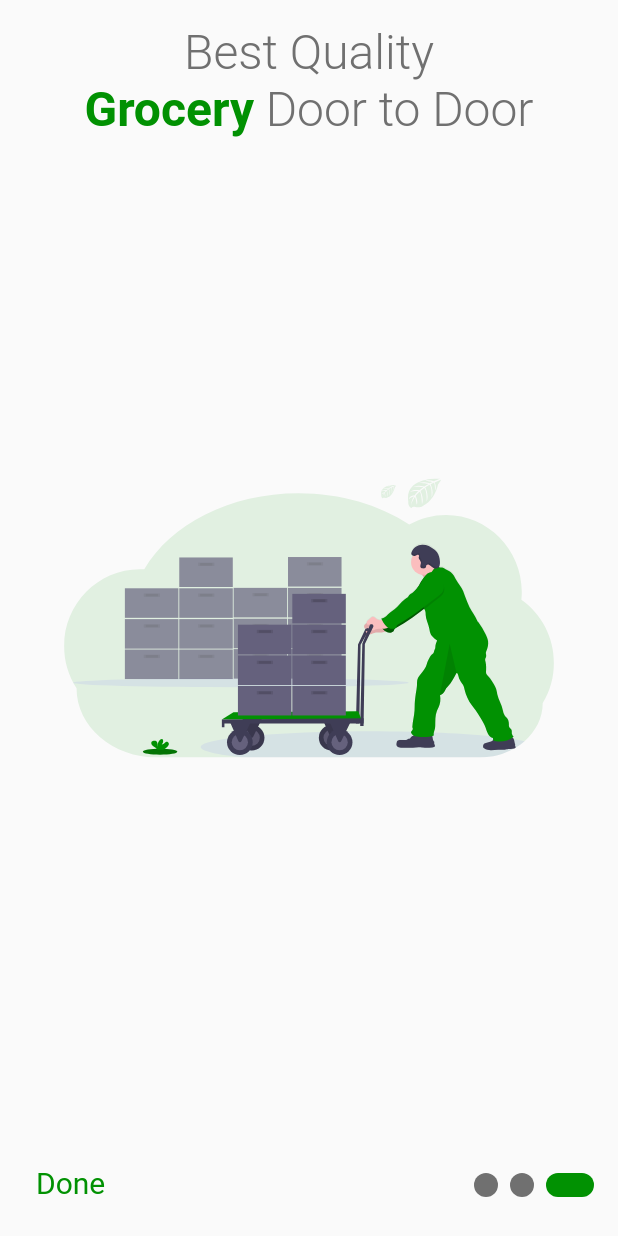
After one commit to SHAJED99/ubazar, a Flutter app: the screen it shows after launch, swiped to page 3, on a phone screen of 412 x 824 dp. The commit adds this screen. Run offline on Flutter 3.47's test engine with Material 2 defaults, Android fonts, the phone set to English and light mode, and no system bars; drawn by our look-alikes of smooth_page_indicator; our stand-ins replace flutter_svg, fluttertoast, get.

Commit message:
welcome screen done

```diff
--- a/lib/main.dart
+++ b/lib/main.dart
@@ -2,8 +2,7 @@ import 'package:flutter/gestures.dart';
 import 'package:flutter/material.dart';
 import 'package:get/get.dart';
 import 'package:ubazar/src/models/app_models/app_constants.dart';
-import 'package:ubazar/src/views/splash_screen.dart';
-import 'package:ubazar/src/views/welcome_screens/welcome_screens_wrapper.dart';
+import 'package:ubazar/src/views/screens/welcome_screens/welcome_screens_wrapper.dart';
 
 void main(List<String> args) {
   runApp(const MyApp());
--- a/lib/src/models/app_models/app_constants.dart
+++ b/lib/src/models/app_models/app_constants.dart
@@ -21,19 +21,19 @@ const MaterialColor defaultPrimarySwatch = MaterialColor(
 );
 const Color defaultBlackColor = Color(0xFF000000);
 const Color defaultWhiteColor = Color(0xFFFAFAFA);
-const Color defaultGreyColor = Color(0xFF757373);
+const Color defaultGreyColor = Color(0xFF707070);
 const Color defaultErrorColor = Colors.redAccent;
 
 // // Duration
-// const defaultSplashScreenWaitingTime = 3;
+const defaultSplashScreenWaitingTime = 3;
 // const defaultOtpResend = 120;
-// const defaultDuration = 150;
+const defaultDuration = 150;
 
 // const int otpLength = 4;
 
 // Box Size
 const double defaultPadding = 16;
-const double defaultMaxWidth = 375;
+const double defaultMaxWidth = 400;
 const double defaultNavBarHeight = 16 * 3.5;
 const double defaultBoxHeight = 16 * 3;
 const double defaultCarouselHeight = 16 * 11;
@@ -55,26 +55,26 @@ const double defaultCarouselHeight = 16 * 11;
 // ];
 
 // // Text
-// const TextStyle defaultSubtitle1 = TextStyle(
-//   fontSize: 12,
-//   fontWeight: FontWeight.w700,
-//   color: defaultGreyColor,
-// );
-// const TextStyle defaultSubtitle2 = TextStyle(
-//   fontSize: 10,
-//   fontWeight: FontWeight.w700,
-//   color: defaultGreyColor,
-//   height: 1,
-// );
-// const TextStyle defaultCarouselTitle = TextStyle(
-//   fontSize: 22,
-//   fontWeight: FontWeight.bold,
-//   color: defaultWhiteColor,
-//   height: 1,
-// );
-// const TextStyle buttonText1 = TextStyle(
-//   fontSize: 16,
-//   height: 1,
-//   fontWeight: FontWeight.bold,
-//   color: defaultWhiteColor,
-// );
+const TextStyle defaultSubtitle1 = TextStyle(
+  fontSize: 32,
+  fontWeight: FontWeight.w300,
+  color: defaultGreyColor,
+);
+const TextStyle defaultSubtitle2 = TextStyle(
+  fontSize: 20,
+  fontWeight: FontWeight.normal,
+  color: defaultGreyColor,
+);
+
+const TextStyle defaultCarouselTitle = TextStyle(
+  fontSize: 22,
+  fontWeight: FontWeight.bold,
+  color: defaultWhiteColor,
+  height: 1,
+);
+const TextStyle buttonText1 = TextStyle(
+  fontSize: 16,
+  height: 1,
+  fontWeight: FontWeight.bold,
+  color: defaultWhiteColor,
+);
--- /dev/null
+++ b/lib/src/views/screens/welcome_screens/welcome_screens_wrapper.dart
@@ -0,0 +1,90 @@
+import 'package:flutter/material.dart';
+import 'package:smooth_page_indicator/smooth_page_indicator.dart';
+import 'package:ubazar/src/models/app_models/app_constants.dart';
+import 'package:ubazar/src/views/screens/welcome_screens/widgets/welcome_page_1.dart';
+import 'package:ubazar/src/views/screens/welcome_screens/widgets/welcome_page_2.dart';
+import 'package:ubazar/src/views/screens/welcome_screens/widgets/welcome_page_3.dart';
+import 'package:ubazar/src/views/widgets/buttons/custom_text_button.dart';
+
+class WelcomePageWrapper extends StatefulWidget {
+  const WelcomePageWrapper({super.key});
+
+  @override
+  State<WelcomePageWrapper> createState() => _WelcomePageWrapperState();
+}
+
+class _WelcomePageWrapperState extends State<WelcomePageWrapper> {
+  int currentIndex = 0;
+  final PageController _pageController = PageController();
+  @override
+  void initState() {
+    super.initState();
+  }
+
+  @override
+  Widget build(BuildContext context) {
+    return Scaffold(
+      body: SafeArea(
+        child: Stack(
+          children: [
+            // Welcome Pages
+            PageView(
+              onPageChanged: (value) {
+                if (mounted) setState(() => currentIndex = value);
+              },
+              controller: _pageController,
+              children: const [
+                WelcomePage1(),
+                WelcomePage2(),
+                WelcomePage3(),
+              ],
+            ),
+            // Footer
+            Positioned(
+              bottom: 0,
+              left: 0,
+              right: 0,
+              child: Padding(
+                padding: const EdgeInsets.symmetric(horizontal: defaultPadding, vertical: defaultPadding),
+                child: Row(
+                  mainAxisAlignment: MainAxisAlignment.spaceBetween,
+                  children: [
+                    AnimatedSize(
+                      duration: const Duration(milliseconds: defaultDuration),
+                      // Change the skip text to done
+                      child: currentIndex != 2
+                          // Skip text
+                          ? CustomTextButton(
+                              contentPadding: const EdgeInsets.symmetric(horizontal: defaultPadding / 2, vertical: defaultPadding / 2),
+                              child: Text("Skip", style: defaultSubtitle2.copyWith(height: 1)),
+                            )
+                          : // Done text
+                          CustomTextButton(
+                              contentPadding: const EdgeInsets.symmetric(horizontal: defaultPadding / 2, vertical: defaultPadding / 2),
+                              child: Text("Done", style: defaultSubtitle2.copyWith(height: 1, color: Theme.of(context).primaryColor)),
+                            ),
+                    ),
+                    // Indicator Dot
+                    Flexible(
+                      child: SmoothPageIndicator(
+                        controller: _pageController,
+                        count: 3,
+                        effect: ExpandingDotsEffect(
+                          dotHeight: defaultPadding,
+                          dotWidth: defaultPadding,
+                          activeDotColor: Theme.of(context).primaryColor,
+                          dotColor: defaultGreyColor,
+                          expansionFactor: 2,
+                        ),
+                      ),
+                    ),
+                  ],
+                ),
+              ),
+            ),
+          ],
+        ),
+      ),
+    );
+  }
+}
--- /dev/null
+++ b/lib/src/views/screens/welcome_screens/widgets/welcome_page_3.dart
@@ -0,0 +1,52 @@
+import 'package:flutter/material.dart';
+import 'package:flutter_svg/svg.dart';
+import 'package:ubazar/src/models/app_models/app_constants.dart';
+
+class WelcomePage3 extends StatelessWidget {
+  const WelcomePage3({super.key});
+
+  @override
+  Widget build(BuildContext context) {
+    return Container(
+      padding: const EdgeInsets.symmetric(horizontal: defaultPadding, vertical: defaultPadding),
+      constraints: const BoxConstraints(maxWidth: defaultMaxWidth),
+      child: Stack(
+        children: [
+          // Artwork
+          Center(
+            child: SvgPicture.asset("lib/assets/svg/shopping.svg"),
+          ),
+          // Text
+          Positioned(
+            child: Row(
+              mainAxisAlignment: MainAxisAlignment.center,
+              children: [
+                Flexible(
+                  child: FittedBox(
+                    child: RichText(
+                      textAlign: TextAlign.center,
+                      text: TextSpan(
+                        style: defaultSubtitle1,
+                        children: <TextSpan>[
+                          const TextSpan(text: 'Best Quality\n'),
+                          TextSpan(
+                            text: 'Grocery',
+                            style: defaultSubtitle1.copyWith(
+                              color: Theme.of(context).primaryColor,
+                              fontWeight: FontWeight.w700,
+                            ),
+                          ),
+                          const TextSpan(text: ' Door to Door'),
+                        ],
+                      ),
+                    ),
+                  ),
+                ),
+              ],
+            ),
+          )
+        ],
+      ),
+    );
+  }
+}
--- /dev/null
+++ b/lib/src/views/widgets/buttons/custom_text_button.dart
@@ -0,0 +1,64 @@
+import 'package:flutter/material.dart';
+
+class CustomTextButton extends StatefulWidget {
+  final BorderRadius borderRadius;
+  final Color? backgroundColor;
+  final bool expanded;
+  final EdgeInsetsGeometry? contentPadding;
+  final double? height;
+  final double? width;
+  final BoxConstraints? constraints;
+  final MainAxisAlignment mainAxisAlignment;
+  final Widget? child;
+  final bool enable;
+  final Function()? onTap;
+
+  const CustomTextButton({
+    super.key,
+    this.borderRadius = const BorderRadius.all(Radius.circular(8)),
+    this.backgroundColor,
+    this.expanded = false,
+    this.contentPadding = const EdgeInsets.symmetric(horizontal: 16),
+    this.height,
+    this.width,
+    this.constraints,
+    this.mainAxisAlignment = MainAxisAlignment.center,
+    this.child,
+    this.onTap,
+    this.enable = true,
+  });
+
+  @override
+  State<CustomTextButton> createState() => _CustomTextButtonState();
+}
+
+class _CustomTextButtonState extends State<CustomTextButton> {
+  @override
+  Widget build(BuildContext context) {
+    return Container(
+      clipBehavior: Clip.antiAlias,
+      decoration: BoxDecoration(borderRadius: widget.borderRadius),
+      child: Material(
+        color: widget.backgroundColor ?? Colors.transparent,
+        child: InkWell(
+          onTap: () {
+            if (widget.enable && widget.onTap != null) widget.onTap!();
+          },
+          child: Container(
+            alignment: widget.expanded ? Alignment.center : null,
+            padding: widget.contentPadding,
+            height: widget.height,
+            width: widget.width,
+            constraints: widget.constraints,
+            child: Column(
+              mainAxisAlignment: widget.mainAxisAlignment,
+              children: [
+                widget.child ?? Container(),
+              ],
+            ),
+          ),
+        ),
+      ),
+    );
+  }
+}
```
Also changed, not shown: lib/src/views/screens/welcome_screens/widgets/welcome_page_1.dart (added, +41 -0 lines), lib/src/views/screens/welcome_screens/widgets/welcome_page_2.dart (added, +52 -0 lines), lib/src/views/welcome_screens/welcome_screens_wrapper.dart (deleted, +0 -53 lines), lib/src/views/widgets/buttons/custom_elevated_button_widget.dart (added, +123 -0 lines), lib/src/views/screens/splash_screen.dart (renamed from lib/src/views/splash_screen.dart), lib/src/views/welcome_screens/widgets/welcome_page_1.dart (deleted), lib/src/views/welcome_screens/widgets/welcome_page_2.dart (deleted), lib/src/views/welcome_screens/widgets/welcome_page_3.dart (deleted).
